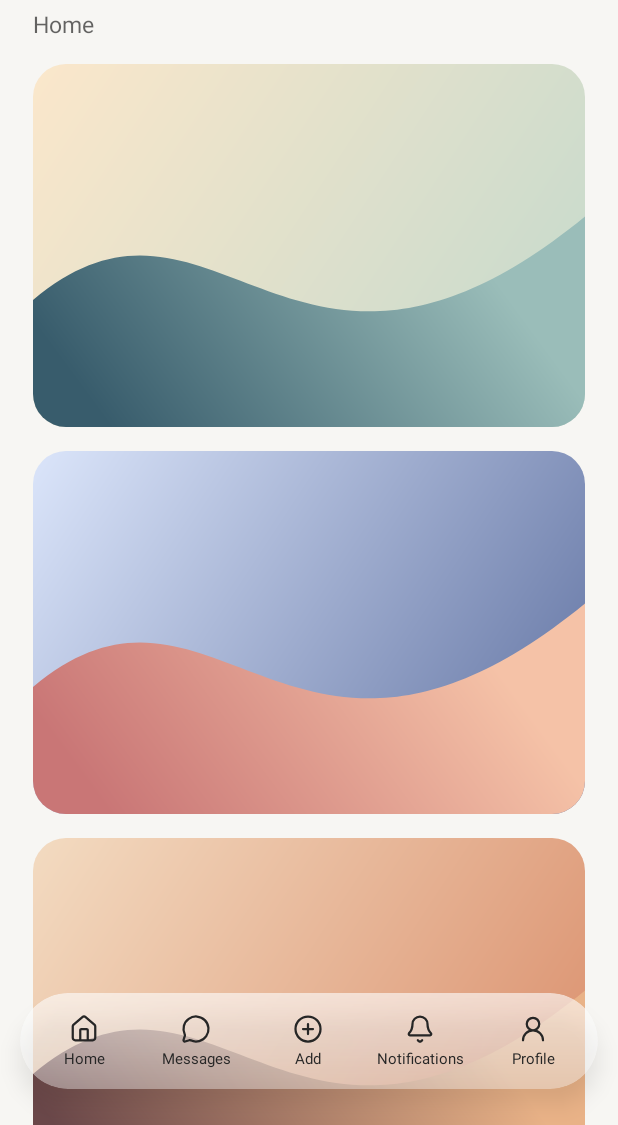
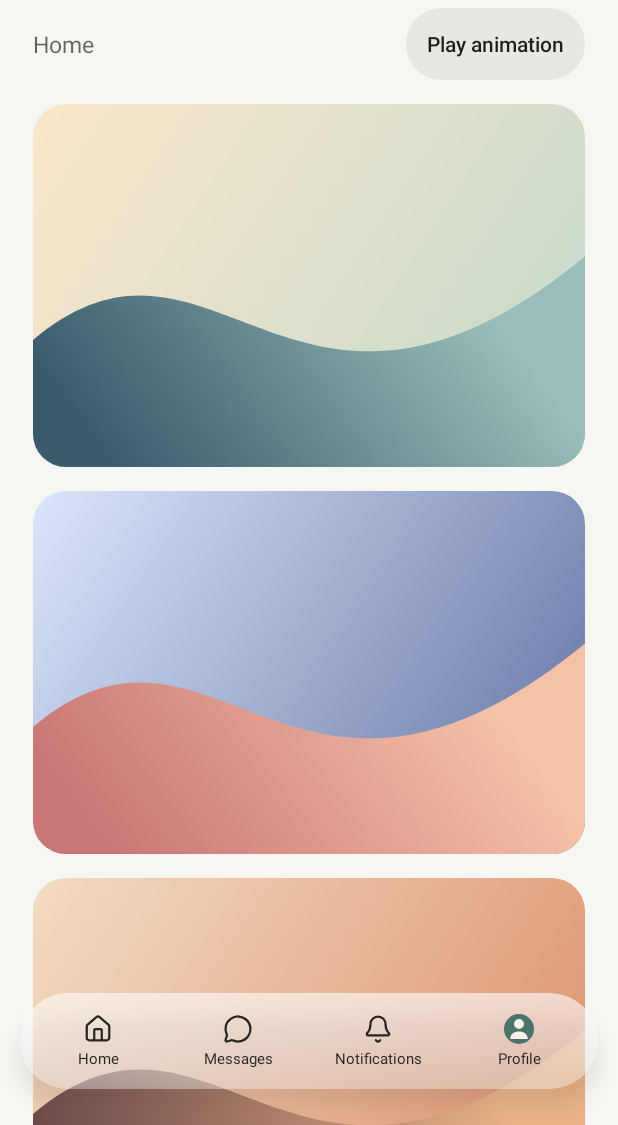
Before and after one commit to BohaoFU/glass-capsule-nav-android, an Android app: the screen it shows after launch (DemoActivity), on a phone screen of 412 x 824 dp, the part 111-1236 px from its top. Run offline under Robolectric (Android 15) with nearby library versions, the phone set to English and light mode, and no system bars; 5 statements that could not run were skipped.

Commit message:
Demo four tabs with animated playback and XML icons

```diff
--- a/demo/src/main/java/io/github/bohaofu/glasscapsulenav/demo/DemoActivity.java
+++ b/demo/src/main/java/io/github/bohaofu/glasscapsulenav/demo/DemoActivity.java
@@ -1,12 +1,12 @@
 package io.github.bohaofu.glasscapsulenav.demo;
 
 import android.app.Activity;
-import android.app.AlertDialog;
 import android.graphics.Insets;
 import android.os.Bundle;
 import android.view.View;
 import android.view.ViewGroup;
 import android.view.WindowInsets;
+import android.widget.Button;
 import android.widget.FrameLayout;
 import android.widget.LinearLayout;
 import android.widget.TextView;
@@ -18,13 +18,17 @@ public final class DemoActivity extends Activity {
     private static final int[] DESTINATIONS = {
             R.id.tab_home, R.id.tab_messages, R.id.tab_notifications, R.id.tab_profile
     };
+    private static final long PLAYBACK_STEP_MS = 700;
+    private static final int PLAYBACK_IDLE = -1;
 
     private final PalettePanel[] panels = new PalettePanel[3];
+    private final Runnable playbackStep = this::advancePlayback;
     private GlassNavBar bar;
     private LinearLayout content;
     private TextView currentTab;
+    private Button playbackButton;
     private int destination;
-    private int addedPanels;
+    private int playbackStepsRemaining = PLAYBACK_IDLE;
 
     @Override
     protected void onCreate(Bundle savedInstanceState) {
@@ -36,6 +40,7 @@ public final class DemoActivity extends Activity {
         ViewGroup backdrop = findViewById(R.id.backdrop);
         content = findViewById(R.id.demo_content);
         currentTab = findViewById(R.id.current_tab);
+        playbackButton = findViewById(R.id.play_animation);
         bar = findViewById(R.id.glass_bar);
         bar.setBackdrop(backdrop, null);
         root.setOnApplyWindowInsetsListener((view, insets) -> {
@@ -56,25 +61,54 @@ public final class DemoActivity extends Activity {
         }
         for (int i = 0; i < DESTINATIONS.length; i++) {
             int destinationIndex = i;
-            findViewById(DESTINATIONS[i]).setOnClickListener(view -> showTab(destinationIndex, true));
+            findViewById(DESTINATIONS[i]).setOnClickListener(view -> {
+                stopPlayback();
+                showTab(destinationIndex, true);
+            });
         }
-        findViewById(R.id.tab_add).setOnClickListener(view ->
-                new AlertDialog.Builder(this)
-                        .setMessage(R.string.add_color_panel)
-                        .setNegativeButton(android.R.string.cancel, null)
-                        .setPositiveButton(R.string.add, (dialog, which) -> {
-                            addPanel(destination + panels.length + addedPanels++);
-                            backdrop.post(() -> backdrop.scrollTo(0, content.getHeight()));
-                        })
-                        .show());
+        playbackButton.setOnClickListener(view -> {
+            if (playbackStepsRemaining == PLAYBACK_IDLE) {
+                startPlayback();
+            } else {
+                stopPlayback();
+            }
+        });
 
         showTab(savedInstanceState == null ? 0 : savedInstanceState.getInt("destination"), false);
+    }
+
+    @Override
+    protected void onStop() {
+        stopPlayback();
+        super.onStop();
     }
 
     @Override
     protected void onSaveInstanceState(Bundle outState) {
         super.onSaveInstanceState(outState);
         outState.putInt("destination", destination);
+    }
+
+    private void startPlayback() {
+        playbackStepsRemaining = DESTINATIONS.length;
+        playbackButton.setText(R.string.stop_animation);
+        playbackButton.postDelayed(playbackStep, 200);
+    }
+
+    private void advancePlayback() {
+        if (playbackStepsRemaining <= 0) {
+            stopPlayback();
+            return;
+        }
+        showTab((destination + 1) % DESTINATIONS.length, true);
+        playbackStepsRemaining--;
+        playbackButton.postDelayed(playbackStep, PLAYBACK_STEP_MS);
+    }
+
+    private void stopPlayback() {
+        playbackButton.removeCallbacks(playbackStep);
+        playbackStepsRemaining = PLAYBACK_IDLE;
+        playbackButton.setText(R.string.play_animation);
     }
 
     private PalettePanel addPanel(int palette) {
--- /dev/null
+++ b/demo/src/main/res/drawable/bg_demo_play.xml
@@ -0,0 +1,10 @@
+<?xml version="1.0" encoding="utf-8"?>
+<ripple xmlns:android="http://schemas.android.com/apk/res/android"
+    android:color="?android:attr/colorControlHighlight">
+    <item>
+        <shape>
+            <corners android:radius="24dp" />
+            <solid android:color="@color/demo_play_surface" />
+        </shape>
+    </item>
+</ripple>
--- /dev/null
+++ b/demo/src/main/res/drawable/ic_demo_avatar.xml
@@ -0,0 +1,9 @@
+<?xml version="1.0" encoding="utf-8"?>
+<vector xmlns:android="http://schemas.android.com/apk/res/android"
+    android:width="24dp"
+    android:height="24dp"
+    android:viewportWidth="24"
+    android:viewportHeight="24">
+    <path android:fillColor="#4D746C" android:pathData="M12,0 A12,12 0,1,0 12,24 A12,12 0,1,0 12,0 Z" />
+    <path android:fillColor="#F7F1EA" android:pathData="M12,4 A4,4 0,1,0 12,12 A4,4 0,1,0 12,4 Z M5,20 C5,16 8,14 12,14 C16,14 19,16 19,20 Z" />
+</vector>
--- a/demo/src/main/res/layout/activity_demo.xml
+++ b/demo/src/main/res/layout/activity_demo.xml
@@ -32,14 +32,38 @@
                 android:textColor="?android:textColorPrimary"
                 android:textSize="38sp" />
 
-            <TextView
-                android:id="@+id/current_tab"
+            <LinearLayout
                 android:layout_width="match_parent"
                 android:layout_height="wrap_content"
                 android:layout_marginTop="5dp"
-                android:accessibilityLiveRegion="polite"
-                android:textColor="?android:textColorSecondary"
-                android:textSize="15sp" />
+                android:gravity="center_vertical"
+                android:orientation="horizontal">
+
+                <TextView
+                    android:id="@+id/current_tab"
+                    android:layout_width="0dp"
+                    android:layout_height="wrap_content"
+                    android:layout_weight="1"
+                    android:accessibilityLiveRegion="polite"
+                    android:ellipsize="end"
+                    android:maxLines="1"
+                    android:textColor="?android:textColorSecondary"
+                    android:textSize="15sp" />
+
+                <Button
+                    android:id="@+id/play_animation"
+                    style="?android:attr/borderlessButtonStyle"
+                    android:layout_width="wrap_content"
+                    android:layout_height="wrap_content"
+                    android:layout_marginStart="8dp"
+                    android:background="@drawable/bg_demo_play"
+                    android:minHeight="48dp"
+                    android:paddingHorizontal="14dp"
+                    android:text="@string/play_animation"
+                    android:textAllCaps="false"
+                    android:textColor="?android:textColorPrimary"
+                    android:textSize="14sp" />
+            </LinearLayout>
         </LinearLayout>
     </ScrollView>
 
@@ -67,12 +91,6 @@
                 app:glassNavLabel="@string/messages" />
 
             <io.github.bohaofu.glasscapsulenav.GlassNavTab
-                android:id="@+id/tab_add"
-                style="@style/Widget.GlassCapsuleNav.Tab"
-                app:glassNavIcon="add"
-                app:glassNavLabel="@string/add" />
-
-            <io.github.bohaofu.glasscapsulenav.GlassNavTab
                 android:id="@+id/tab_notifications"
                 style="@style/Widget.GlassCapsuleNav.Tab"
                 app:glassNavIcon="notification"
@@ -82,6 +100,7 @@
                 android:id="@+id/tab_profile"
                 style="@style/Widget.GlassCapsuleNav.Tab"
                 app:glassNavIcon="profile"
+                app:glassNavDrawable="@drawable/ic_demo_avatar"
                 app:glassNavLabel="@string/profile" />
         </LinearLayout>
     </io.github.bohaofu.glasscapsulenav.GlassNavBar>
--- a/demo/src/main/res/values-night/styles.xml
+++ b/demo/src/main/res/values-night/styles.xml
@@ -1,4 +1,5 @@
 <resources>
+    <color name="demo_play_surface">#2A2A2A</color>
     <style name="Theme.GlassCapsuleDemo" parent="android:style/Theme.Material.NoActionBar">
         <item name="android:colorBackground">#151515</item>
         <item name="android:statusBarColor">@android:color/transparent</item>
--- a/demo/src/main/res/values/strings.xml
+++ b/demo/src/main/res/values/strings.xml
@@ -2,8 +2,8 @@
     <string name="app_name">Glass Capsule</string>
     <string name="home">Home</string>
     <string name="messages">Messages</string>
-    <string name="add">Add</string>
     <string name="notifications">Notifications</string>
     <string name="profile">Profile</string>
-    <string name="add_color_panel">Add a color panel?</string>
+    <string name="play_animation">Play animation</string>
+    <string name="stop_animation">Stop animation</string>
 </resources>
--- a/demo/src/main/res/values/styles.xml
+++ b/demo/src/main/res/values/styles.xml
@@ -1,4 +1,5 @@
 <resources>
+    <color name="demo_play_surface">#E9E7E2</color>
     <style name="Theme.GlassCapsuleDemo" parent="android:style/Theme.Material.Light.NoActionBar">
         <item name="android:colorBackground">#F7F6F3</item>
         <item name="android:windowLightStatusBar">true</item>
--- a/library/src/main/java/io/github/bohaofu/glasscapsulenav/GlassNavTab.java
+++ b/library/src/main/java/io/github/bohaofu/glasscapsulenav/GlassNavTab.java
@@ -6,6 +6,7 @@ import android.content.res.TypedArray;
 import android.graphics.Canvas;
 import android.graphics.Paint;
 import android.graphics.Path;
+import android.graphics.drawable.Drawable;
 import android.text.TextUtils;
 import android.util.AttributeSet;
 import android.util.TypedValue;
@@ -30,8 +31,10 @@ public final class GlassNavTab extends FrameLayout {
         TypedArray attributes = context.obtainStyledAttributes(attrs, R.styleable.GlassNavTab);
         labelText = attributes.getText(R.styleable.GlassNavTab_glassNavLabel);
         int icon = attributes.getInt(R.styleable.GlassNavTab_glassNavIcon, 0);
+        Drawable image = attributes.getDrawable(R.styleable.GlassNavTab_glassNavDrawable);
         attributes.recycle();
         glyph = new Glyph(context, icon);
+        glyph.setImageDrawable(image);
         setContentDescription(labelText);
     }
 
--- a/library/src/main/res/values/attrs_glass_navigation.xml
+++ b/library/src/main/res/values/attrs_glass_navigation.xml
@@ -1,6 +1,7 @@
 <resources>
     <declare-styleable name="GlassNavTab">
         <attr name="glassNavLabel" format="string" />
+        <attr name="glassNavDrawable" format="reference" />
         <attr name="glassNavIcon">
             <enum name="home" value="0" />
             <enum name="message" value="1" />
```
Also changed, not shown: 4 other files.
